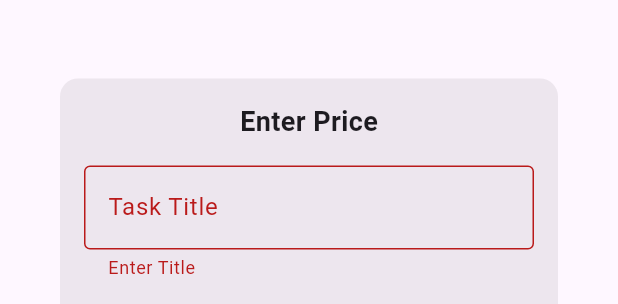
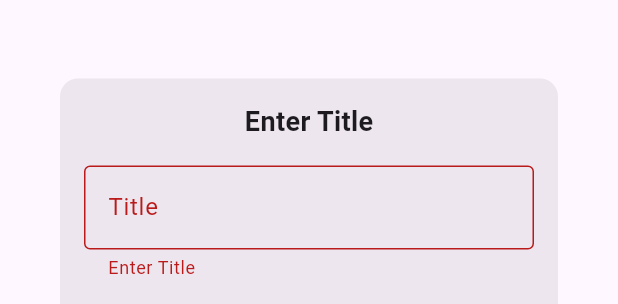
Before and after one commit to AbubakerArshad/flutter_todo, a Flutter app: the CreateTaskScreen widget shown alone on an empty page, opened directly, after a tap on "OK", on a phone screen of 412 x 824 dp. Shown: the part 379-683 px from the top of the screen. Run offline on Flutter 3.47's test engine with Material 3 defaults, Android fonts, the phone set to English and light mode, and no system bars; our stand-ins replace sqflite; missing offline and left inert: dart:ffi; accounts and stored records are empty.

Commit message:
List of Task Task Mark as Done Delete Task Create task Provider

```diff
--- a/lib/main.dart
+++ b/lib/main.dart
@@ -4,6 +4,7 @@ import 'package:provider/provider.dart';
 import 'package:todo_app/model/task.dart';
 import 'package:todo_app/provider/simple_provider.dart';
 import 'package:todo_app/provider/task_provider.dart';
+import 'package:todo_app/view/create_task_screen.dart';
 
 import 'db/database_helper.dart';
 
@@ -61,8 +62,8 @@ class _MyHomePageState extends State<MyHomePage> {
       print(formattedDate);
 
       var task = Task(title: "Testing", isDone: 0, dateTime: formattedDate);
-      add(task);
-      _query();
+      // add(task);
+      // _query();
       // This call to setState tells the Flutter framework that something has
       // changed in this State, which causes it to rerun the build method below
       // so that the display can reflect the updated values. If we changed
@@ -134,13 +135,14 @@ class _MyHomePageState extends State<MyHomePage> {
                 return Stack(
                   children: [
                     InkWell(
+                      child: Container(width: double.infinity,
                         child: Card(
                           child: Padding(
                             padding: const EdgeInsets.all(8.0),
                             child: Column(
                               children: [
                                 Text(task_provider.tasks[index].title! ,style: TextStyle(color: Colors.blue),),
-                              Text(task_provider.tasks[index].isDone == 1 ? "Done" : "Pending" ,style: TextStyle(color: Colors.blue),),
+                                Text(task_provider.tasks[index].isDone == 1 ? "Done" : "Pending" ,style: TextStyle(color: Colors.red),),
                                     ElevatedButton(
                                       onPressed: () {
                                         // provider.name = "Text Changed By Provider  !!!";
@@ -149,6 +151,7 @@ class _MyHomePageState extends State<MyHomePage> {
                                       child: Text('Mark as Done'),
                                     )
                               ],
+                            ),
                           ),
                         ),
                       ),
@@ -177,7 +180,25 @@ class _MyHomePageState extends State<MyHomePage> {
             color: Colors.black38,
           ),
         ]),
+        floatingActionButtonLocation: FloatingActionButtonLocation.centerFloat,
+        floatingActionButton: Container(
+          height: 50,
+          margin: const EdgeInsets.only(left: 10, right: 10),
+          child: ElevatedButton(
+            onPressed: () async {
+              final result = await showDialog(
+                context: context,
+                builder: (_) => CreateTaskScreen(),
+              );
+
+            },
+            child: const Center(
+              child: Text('Create Task'),
             ),
+          ),
+        ),
+      ),
+
     );
   }
 }
--- a/lib/provider/task_provider.dart
+++ b/lib/provider/task_provider.dart
@@ -14,8 +14,14 @@ class TaskProvider with ChangeNotifier {
     _tasks = await dbHelper.getTaskList();
     notifyListeners();
   }
+
   void addTask(Task task) {
-    _tasks.add(task);
+    Map<String, dynamic> row = {
+      "title": task.title,
+      "isDone": task.isDone,
+      "dateTime": task.dateTime
+    };
+    dbHelper.createTask(row);
     notifyListeners();
   }
 
--- a/lib/view/create_task_screen.dart
+++ b/lib/view/create_task_screen.dart
@@ -1,5 +1,10 @@
-import 'package:flutter/cupertino.dart';
+
 import 'package:flutter/material.dart';
+import 'package:intl/intl.dart';
+import 'package:provider/provider.dart';
+import 'package:todo_app/model/task.dart';
+
+import '../provider/task_provider.dart';
 
 class CreateTaskScreen extends StatefulWidget{
   @override
@@ -17,6 +22,7 @@ class _CreateTaskScreen extends State<CreateTaskScreen>  with SingleTickerProvid
 
   @override
   Widget build(BuildContext context) {
+    final task_provider = Provider.of<TaskProvider>(context);
     return Dialog(
       shape: RoundedRectangleBorder(
         borderRadius: BorderRadius.circular(12.0),
@@ -27,15 +33,15 @@ class _CreateTaskScreen extends State<CreateTaskScreen>  with SingleTickerProvid
           mainAxisSize: MainAxisSize.min,
           children: [
             Text(
-              'Enter Price',
+              'Enter Title',
               style: TextStyle(fontSize: 18, fontWeight: FontWeight.bold),
             ),
             SizedBox(height: 16),
             TextField(
               controller: _priceController,
-              keyboardType: TextInputType.number,
+              keyboardType: TextInputType.text,
               decoration: InputDecoration(
-                labelText: 'Task Title',
+                labelText: 'Title',
                 errorText: _errorText,
                 border: OutlineInputBorder(),
               ),
@@ -52,7 +58,12 @@ class _CreateTaskScreen extends State<CreateTaskScreen>  with SingleTickerProvid
                 ),
                 SizedBox(width: 8),
                 ElevatedButton(
-                  onPressed: _validateAndSubmit,
+                  onPressed: ()=> {
+                    if (_validateAndSubmit()){
+                      task_provider.addTask(Task(title: _priceController.text, isDone: 0, dateTime: DateFormat('dd-MMM-yyyy, hh:mm:a').format(DateTime.now()))),
+                      Navigator.pop(context)
+                    }
+                  },
                   child: Text('OK'),
                 ),
               ],
@@ -65,17 +76,16 @@ class _CreateTaskScreen extends State<CreateTaskScreen>  with SingleTickerProvid
 
   String? _errorText;
 
-  void _validateAndSubmit() {
+  bool _validateAndSubmit() {
     String text = _priceController.text;
 
     if (text.isEmpty) {
       setState(() {
         _errorText = 'Enter Title';
       });
+      return false;
     } else {
-      var price = int.parse(text);
-      // _updatePackagePrice(price , initPkPackageId ?? -1);
-      // Navigator.pop(context, text); // Return the valid price
+      return true;
     }
   }
 
```
Lines whose indentation alone changed are shown as unchanged.
